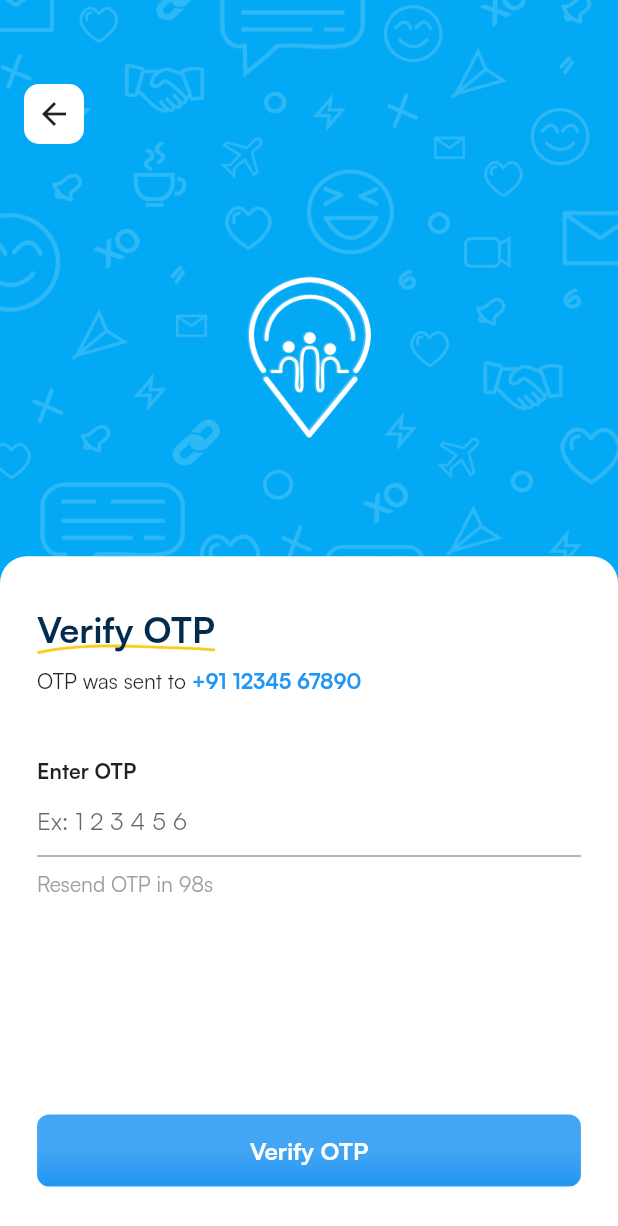
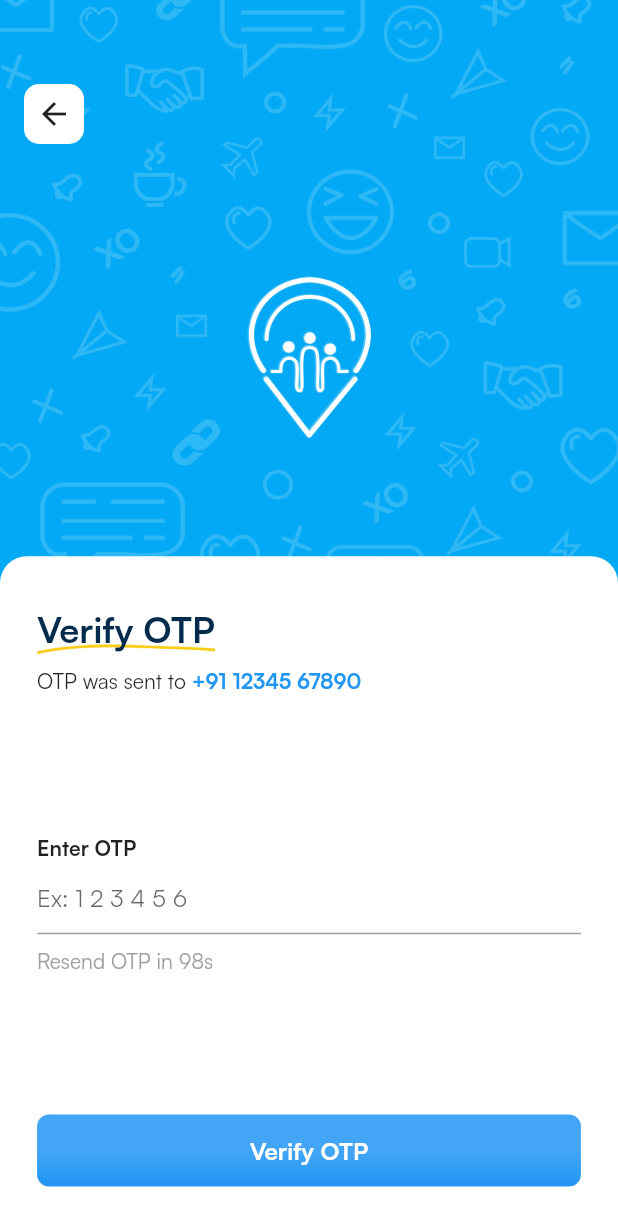
Before and after one commit to Priyanshu-Singhz/letsconnectnewui, a Flutter app: the VefifyOtp screen opened directly, on a phone screen of 412 x 824 dp. Shown: the top 1226 px of the screen. Run offline on Flutter 3.47's test engine with Material 2 defaults, Android fonts, the phone set to English and light mode, and no system bars; drawn by our look-alikes of auto_size_text; our stand-ins replace carousel_slider, get, lottie, percent_indicator, shimmer, sizer; missing offline and left inert: grouped_buttons_ns.

Commit message:
little changes

```diff
--- a/lib/common/widgets/custom_button.dart
+++ b/lib/common/widgets/custom_button.dart
@@ -74,12 +74,15 @@ class CustomButton1 extends StatelessWidget {
 
   @override
   Widget build(BuildContext context) {
+    return Sizer(
+      builder: (BuildContext context, Orientation orientation,
+          DeviceType deviceType) {
         return InkWell(
           onTap: onTap,
           child: Container(
             alignment: Alignment.center,
             height: 48,
-        width: MediaQuery.of(context).size.width,
+            width: 100.w,
             decoration: BoxDecoration(
               borderRadius: BorderRadius.circular(8),
               gradient: LinearGradient(
@@ -105,6 +108,8 @@ class CustomButton1 extends StatelessWidget {
               ],
             ),
           ),
+        );
+      },
     );
   }
 }
--- a/lib/main.dart
+++ b/lib/main.dart
@@ -3,10 +3,6 @@ import 'package:get/get.dart';
 import 'package:letsconnectnewui/common/constants/theme.dart';
 import 'package:letsconnectnewui/screens/onboarding/lottiesplashscreen.dart';
 import 'package:sizer/sizer.dart';
-
-
-
-
 
 void main() => runApp(MyApp());
 
--- a/lib/screens/loginscreen/verifyotp.dart
+++ b/lib/screens/loginscreen/verifyotp.dart
@@ -1,3 +1,4 @@
+import 'package:auto_size_text/auto_size_text.dart';
 import 'package:flutter/material.dart';
 import 'package:get/get.dart';
 import 'package:letsconnectnewui/common/widgets/custom_button.dart';
@@ -78,13 +79,14 @@ class ContainerCard extends StatelessWidget {
                       alignment: Alignment.bottomCenter,
                     ),
                   ),
-                  child: Text(
+                  child: AutoSizeText(
                     "Verify OTP",
                     style: TextStyle(
                       color: Color.fromARGB(255, 3, 43, 76),
                       fontSize: 24,
                       fontWeight: FontWeight.w700,
                     ),
+                    maxLines: 1,
                   ),
                 ),
               ],
@@ -94,9 +96,13 @@ class ContainerCard extends StatelessWidget {
               children: [
                 Row(
                   children: [
-                    Text("OTP was sent to "),
-                    Text(
+                    AutoSizeText(
+                      "OTP was sent to ",
+                      maxLines: 1,
+                    ),
+                    AutoSizeText(
                       "+91 12345 67890",
+                      maxLines: 1,
                       style: TextStyle(
                           color: Colors.blue, fontWeight: FontWeight.bold),
                     ),
@@ -104,13 +110,12 @@ class ContainerCard extends StatelessWidget {
                 )
               ],
             ),
-            SizedBox(
-              height: 5.h,
-            ),
+            Spacer(),
             Row(
               children: [
-                Text(
+                AutoSizeText(
                   "Enter OTP",
+                  maxLines: 1,
                   style: TextStyle(fontSize: 14, fontWeight: FontWeight.bold),
                 ),
               ],
@@ -125,8 +130,9 @@ class ContainerCard extends StatelessWidget {
             ),
             Row(
               children: [
-                Text(
+                AutoSizeText(
                   "Resend OTP in 98s",
+                  maxLines: 1,
                   style: TextStyle(
                     color: Colors.grey,
                     fontSize: 14,
--- a/pubspec.yaml
+++ b/pubspec.yaml
@@ -29,6 +29,7 @@ dependencies:
   carousel_slider: ^4.1.1
   sizer: ^2.0.15
   intro_slider: ^4.2.0
+  auto_size_text: ^3.0.0
 
 dev_dependencies:
   flutter_test:
```
Also changed, not shown: pubspec.lock. Lines whose indentation alone changed are shown as unchanged.
